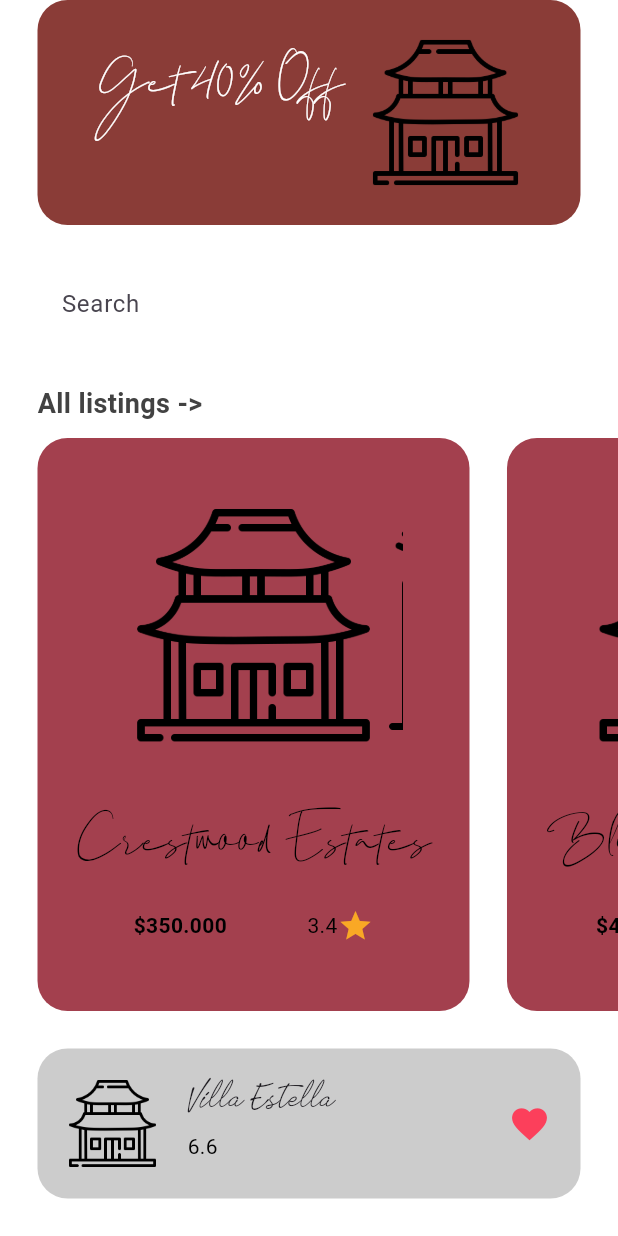
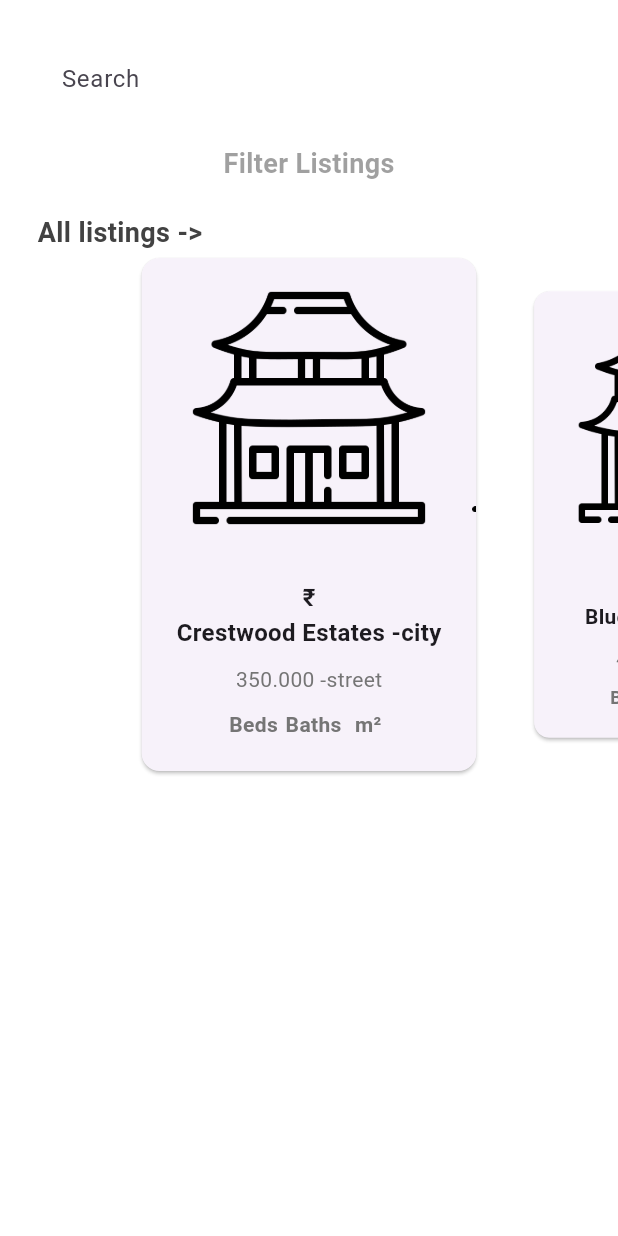
Before and after one commit to Execlandry/estate_listings_flutter, a Flutter app: the HomeView screen opened by its route, on a phone screen of 412 x 824 dp. Run offline on Flutter 3.47's test engine with Material 3 defaults, Android fonts, the phone set to English and light mode, and no system bars; drawn by our look-alikes of carousel_slider; our stand-ins replace flutter_dotenv, fluttertoast, get, google_nav_bar, shared_preferences; missing offline and left inert: dart:ffi; accounts and stored records are empty.

Commit message:
added filters menu

```diff
--- a/lib/view/home/home_view.dart
+++ b/lib/view/home/home_view.dart
@@ -1,31 +1,36 @@
+import 'package:carousel_slider/carousel_slider.dart';
 import 'package:estate_listings/models/home/home_estate_api_model.dart';
 import 'package:estate_listings/res/assets/image_assets.dart';
 import 'package:estate_listings/res/colors/app_color.dart';
 import 'package:estate_listings/res/fonts/app_fonts.dart';
-import 'package:estate_listings/view/home/widget/home_estate_tile.dart';
+import 'package:estate_listings/view/home/widget/home_estate_tile_widget.dart';
+import 'package:estate_listings/view/home/widget/home_filter_view_widget.dart';
+import 'package:estate_listings/view_models/controller/home/home_view_model.dart';
 import 'package:estate_listings/view_models/controller/user_preference/user_preference.dart';
 import 'package:flutter/material.dart';
 import 'package:get/get.dart';
 
 class HomeView extends StatefulWidget {
-  const HomeView({super.key});
+  const HomeView({Key? key}) : super(key: key);
 
   @override
   State<HomeView> createState() => _HomeViewState();
 }
 
 class _HomeViewState extends State<HomeView> {
+  final homeVM = Get.put(HomeViewModel());
+
   List<HomeEstateApiModel> estateMenu = [
     HomeEstateApiModel(
       name: "Crestwood Estates",
       price: "350.000",
-      imagePath: [ImageAssets.house1, ImageAssets.splashView], // List of images
+      imagePath: [ImageAssets.house1, ImageAssets.splashView],
       rating: "3.4",
     ),
     HomeEstateApiModel(
       name: "Bluebell Grove",
       price: "450.000",
-      imagePath: [ImageAssets.house1, ImageAssets.splashView], // List of images
+      imagePath: [ImageAssets.house1, ImageAssets.splashView],
       rating: "4.5",
     ),
   ];
@@ -36,48 +41,17 @@ class _HomeViewState extends State<HomeView> {
   @override
   void initState() {
     super.initState();
-    // homeController.userList();
+    // homeVM.userList();
   }
 
   @override
   Widget build(BuildContext context) {
     return Scaffold(
       backgroundColor: AppColor.transparentColor,
-      body: Column(
+      body: SingleChildScrollView(
+        child: Column(
           crossAxisAlignment: CrossAxisAlignment.start,
           children: [
-          Container(
-            decoration: BoxDecoration(
-              color: AppColor.primaryColor,
-              borderRadius: BorderRadius.circular(20),
-            ),
-            margin: EdgeInsets.symmetric(horizontal: 25),
-            padding: EdgeInsets.symmetric(vertical: 25, horizontal: 40),
-            child: Row(
-              mainAxisAlignment: MainAxisAlignment.spaceBetween,
-              children: [
-                Column(
-                  crossAxisAlignment: CrossAxisAlignment.start,
-                  children: [
-                    Text(
-                      "Get 40% Off",
-                      style: TextStyle(
-                        fontFamily: AppFonts.balettaFont,
-                        fontSize: 20,
-                        color: AppColor.whiteColor,
-                      ),
-                    ),
-                    SizedBox(height: 20),
-                    //button
-                  ],
-                ),
-                Image.asset(
-                  ImageAssets.house1,
-                  width: 100,
-                ),
-              ],
-            ),
-          ),
             SizedBox(height: 25),
             Padding(
               padding: const EdgeInsets.symmetric(horizontal: 25.0),
@@ -97,7 +71,34 @@ class _HomeViewState extends State<HomeView> {
                 ),
               ),
             ),
-          SizedBox(height: 25),
+            SizedBox(height: 15),
+            Center(
+              child: GestureDetector(
+                onTap: homeVM.toggleFilterMenu,
+                child: Obx(
+                  () => Opacity(
+                    opacity: homeVM.blink.value ? 1 : 0.5,
+                    child: Text(
+                      "Filter Listings",
+                      style: TextStyle(
+                        fontWeight: FontWeight.bold,
+                        color: Colors.grey[800],
+                        fontSize: 18,
+                      ),
+                    ),
+                  ),
+                ),
+              ),
+            ),
+            Obx(
+              () => homeVM.isFilterMenuVisible.value
+                  ? Padding(
+                      padding: const EdgeInsets.symmetric(horizontal: 25.0),
+                      child: HomeFilterViewWidget(),
+                    )
+                  : SizedBox.shrink(),
+            ),
+            SizedBox(height: 20),
             Padding(
               padding: EdgeInsets.symmetric(horizontal: 25.0),
               child: Text(
@@ -109,60 +110,32 @@ class _HomeViewState extends State<HomeView> {
                 ),
               ),
             ),
-          SizedBox(height: 10),
-          Expanded(
-            child: ListView.builder(
-              scrollDirection: Axis.horizontal,
+            SizedBox(
+              height: 350,
+              child: Center(
+                child: CarouselSlider.builder(
                   itemCount: estateMenu.length,
-              itemBuilder: (context, index) => HomeEstateTile(
+                  itemBuilder: (context, index, realIndex) {
+                    return Padding(
+                      padding: const EdgeInsets.symmetric(horizontal: 8.0),
+                      child: HomeEstateTileWidget(
                         homeEstateApiModel: estateMenu[index],
+                      ),
+                    );
+                  },
+                  options: CarouselOptions(
+                    height: 700,
+                    enlargeCenterPage: true,
+                    enableInfiniteScroll: false,
+                    autoPlay: true,
+                    viewportFraction: 0.6,
                   ),
                 ),
               ),
-          SizedBox(height: 25),
-          Container(
-            decoration: BoxDecoration(
-              color: AppColor.greyColor,
-              borderRadius: BorderRadius.circular(20),
-            ),
-            margin: EdgeInsets.only(left: 25, right: 25, bottom: 25),
-            padding: EdgeInsets.all(20),
-            child: Row(
-              mainAxisAlignment: MainAxisAlignment.spaceBetween,
-              children: [
-                Row(
-                  children: [
-                    Image.asset(
-                      ImageAssets.house1,
-                      height: 60,
-                    ),
-                    SizedBox(width: 20),
-                    Column(
-                      crossAxisAlignment: CrossAxisAlignment.start,
-                      children: [
-                        Text(
-                          "Villa Estella",
-                          style: TextStyle(fontFamily: AppFonts.tomatoesFont),
-                        ),
-                        SizedBox(height: 10),
-                        Text(
-                          "6.6",
-                          style: TextStyle(color: AppColor.blackColor),
-                        ),
-                      ],
-                    ),
-                  ],
-                ),
-                Icon(
-                  Icons.favorite,
-                  color: AppColor.redColor,
-                  size: 28,
             ),
           ],
         ),
       ),
-        ],
-      ),
     );
   }
 }
--- a/lib/view/home/widget/home_estate_tile.dart
+++ /dev/null
@@ -1,85 +0,0 @@
-import 'package:carousel_slider/carousel_slider.dart';
-import 'package:estate_listings/models/home/home_estate_api_model.dart';
-import 'package:estate_listings/res/colors/app_color.dart';
-import 'package:estate_listings/res/fonts/app_fonts.dart';
-import 'package:flutter/material.dart';
-
-class HomeEstateTile extends StatelessWidget {
-  final HomeEstateApiModel homeEstateApiModel;
-  const HomeEstateTile({Key? key, required this.homeEstateApiModel}) : super(key: key);
-
-  @override
-  Widget build(BuildContext context) {
-    return Container(
-      decoration: BoxDecoration(
-        color: const Color.fromARGB(255, 163, 64, 78),
-        borderRadius: BorderRadius.circular(20),
-      ),
-      margin: EdgeInsets.only(left: 25),
-      padding: const EdgeInsets.all(25),
-      child: Column(
-        crossAxisAlignment: CrossAxisAlignment.center,
-        mainAxisAlignment: MainAxisAlignment.spaceEvenly,
-        children: [
-          SizedBox(
-            width: 200, // Fixed width for the CarouselSlider
-            child:
-            CarouselSlider.builder(
-              itemCount: homeEstateApiModel.imagePath.length,
-              itemBuilder: (BuildContext context, int index, int realIndex) {
-                return Image.asset(
-                  homeEstateApiModel.imagePath[index],
-                  height: 140,
-                  fit: BoxFit.cover,
-                );
-              },
-              options: CarouselOptions(
-                height: 160,
-                enlargeCenterPage: true,
-                enableInfiniteScroll: false,
-                autoPlay: true,
-                viewportFraction: 0.8,
-              ),
-            ),
-          ),
-          SizedBox(
-            height: 20,
-          ),
-          Text(
-            homeEstateApiModel.name,
-            style: TextStyle(
-              fontFamily: AppFonts.balettaFont,
-              color: AppColor.blackColor,
-              fontSize: 20,
-            ),
-          ),
-          SizedBox(
-            width: 160,
-            child: Row(
-              mainAxisAlignment: MainAxisAlignment.spaceBetween,
-              children: [
-                Text(
-                  "\$" + homeEstateApiModel.price,
-                  style: TextStyle(
-                      fontWeight: FontWeight.bold, color: AppColor.blackColor),
-                ),
-                Row(
-                  children: [
-                    Text(
-                      homeEstateApiModel.rating,
-                      style: TextStyle(color: AppColor.blackColor),
-                    ),
-                    Icon(
-                      Icons.star,
-                      color: Colors.yellow[800],
-                    ),
-                  ],
-                ),
-              ],
-            ),
-          )
-        ],
-      ),
-    );
-  }
-}
--- /dev/null
+++ b/lib/view/home/widget/home_estate_tile_widget.dart
@@ -0,0 +1,126 @@
+import 'package:carousel_slider/carousel_slider.dart';
+import 'package:estate_listings/models/home/home_estate_api_model.dart';
+import 'package:flutter/material.dart';
+
+class HomeEstateTileWidget extends StatelessWidget {
+  final HomeEstateApiModel homeEstateApiModel;
+  const HomeEstateTileWidget({Key? key, required this.homeEstateApiModel})
+      : super(key: key);
+
+  @override
+  Widget build(BuildContext context) {
+    return Card(
+      child: Column(
+        children: [
+          // ButtonBar(
+          //   alignment: MainAxisAlignment.center,
+          //   children: [
+          //     ElevatedButton(
+          //       onPressed: () {
+          //         Get.toNamed(RouteName.offerView);
+          //       },
+          //       child: Text(
+          //           "Offers(${info.offersCount.toString()})"),
+          //     ),
+          //     ElevatedButton(
+          //       onPressed: () {},
+          //       child: Text(
+          //           "Images(${info.imagesCount.toString()})"),
+          //     ),
+          //   ],
+          // ),
+
+          Container(
+            height: 200,
+            // width: 200,
+            //Fixed width for the CarouselSlider
+            clipBehavior: Clip.hardEdge,
+            decoration: BoxDecoration(
+              borderRadius: BorderRadius.circular(20),
+            ),
+            child: CarouselSlider.builder(
+              itemCount: homeEstateApiModel.imagePath.length,
+              itemBuilder: (BuildContext context, int index, int realIndex) {
+                return Image.asset(
+                  homeEstateApiModel.imagePath[index],
+                  height: 140,
+                  fit: BoxFit.cover,
+                );
+              },
+              options: CarouselOptions(
+                height: 160,
+                enlargeCenterPage: true,
+                enableInfiniteScroll: false,
+                autoPlay: true,
+                viewportFraction: 0.8,
+              ),
+            ),
+          ),
+          SizedBox(
+            height: 15,
+          ),
+          Center(
+            child: Column(
+              // mainAxisAlignment: MainAxisAlignment.center,
+              // crossAxisAlignment: CrossAxisAlignment.center,
+              children: [
+                Text(
+                  "₹",
+                  style: TextStyle(fontSize: 16, fontWeight: FontWeight.bold),
+                ),
+                Text(
+                  "${homeEstateApiModel.name} -city",
+                  style: TextStyle(fontSize: 16, fontWeight: FontWeight.bold),
+                ),
+                SizedBox(height: 10),
+                Text(
+                  "${homeEstateApiModel.price} -street",
+                  style: TextStyle(fontSize: 14, color: Colors.grey.shade600),
+                ),
+                SizedBox(height: 10),
+                Row(
+                  mainAxisAlignment: MainAxisAlignment.center,
+                  crossAxisAlignment: CrossAxisAlignment.center,
+                  children: [
+                    Text(
+                      "Beds",
+                      style: TextStyle(
+                          fontWeight: FontWeight.bold,
+                          fontSize: 14,
+                          color: Colors.grey.shade600),
+                    ),
+                    SizedBox(
+                      width: 5,
+                    ),
+                    Text(
+                      // "${info.baths.toString()} Baths",
+                      "Baths",
+                      style: TextStyle(
+                          fontWeight: FontWeight.bold,
+                          fontSize: 14,
+                          color: Colors.grey.shade600),
+                    ),
+                    SizedBox(
+                      width: 5,
+                    ),
+                    Text(
+                      " m²",
+                      style: TextStyle(
+                          fontWeight: FontWeight.bold,
+                          fontSize: 14,
+                          color: Colors.grey.shade600),
+                    ),
+                    SizedBox(
+                      width: 5,
+                    ),
+                  ],
+                ),
+              ],
+            ),
+          ),
+          // SizedBox(height: 20),
+        ],
+      ),
+    );
+  }
+}
--- a/lib/view_models/controller/home/home_view_model.dart
+++ b/lib/view_models/controller/home/home_view_model.dart
@@ -1,11 +1,25 @@
 // import 'package:estate_listings/models/home/HomeEstateApiModel.dart';
 // import 'package:estate_listings/repository/home_repository/home_repository.dart';
-// import 'package:flutter/foundation.dart';
-// import 'package:get/get.dart';
+import 'dart:async';
+
+import 'package:flutter/foundation.dart';
+import 'package:get/get.dart';
 
 // import '../../../data/response/status.dart';
 
-// class HomeViewModel extends GetxController {
+class HomeViewModel extends GetxController {
+  var isFilterMenuVisible = false.obs;
+  var blink = true.obs;
+
+  HomeViewModel() {
+    Timer.periodic(Duration(milliseconds: 1500), (timer) {
+      blink.value = !blink.value;
+    });
+  }
+
+  void toggleFilterMenu() {
+    isFilterMenuVisible.value = !isFilterMenuVisible.value;
+  }
 //   final _api = HomeRepository();
 
 //   final rxRequestStatus = Status.LOADING.obs;
@@ -42,4 +56,4 @@
 //       setRxRequestStatus(Status.ERROR);
 //     });
 //   }
-// }
+}
```
Also changed, not shown: lib/view/home/widget/home_filter_view_widget.dart (added, +190 -0 lines). Lines whose indentation alone changed are shown as unchanged.
